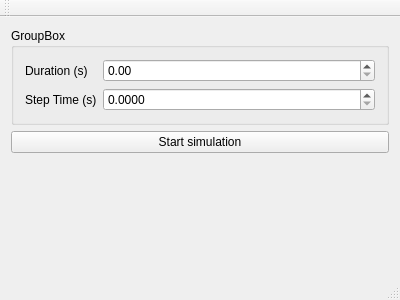
Before: the Qt Designer form gsim.ui in koalakoker/gSim, drawn with Qt 5.
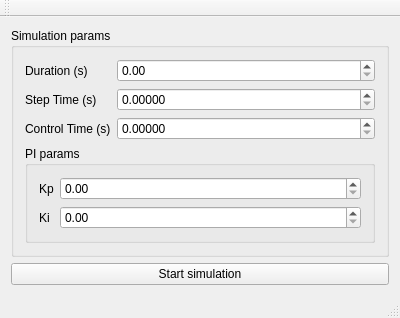
After: the same form once the commit is applied.

Diff of the .ui file:
```diff
--- a/gsim.ui
+++ b/gsim.ui
@@ -18,7 +18,7 @@
     <item>
      <widget class="QGroupBox" name="groupBox">
       <property name="title">
-       <string>GroupBox</string>
+       <string>Simulation params</string>
       </property>
       <layout class="QVBoxLayout" name="verticalLayout_2">
        <item>
@@ -43,12 +43,59 @@
          <item row="1" column="1">
           <widget class="QDoubleSpinBox" name="stepTime">
            <property name="decimals">
-            <number>4</number>
+            <number>5</number>
+           </property>
+          </widget>
+         </item>
+         <item row="2" column="0">
+          <widget class="QLabel" name="label_3">
+           <property name="text">
+            <string>Control Time (s)</string>
+           </property>
+          </widget>
+         </item>
+         <item row="2" column="1">
+          <widget class="QDoubleSpinBox" name="controlTime">
+           <property name="decimals">
+            <number>5</number>
            </property>
           </widget>
          </item>
         </layout>
        </item>
+       <item>
+        <widget class="QGroupBox" name="groupBox_2">
+         <property name="title">
+          <string>PI params</string>
+         </property>
+         <layout class="QVBoxLayout" name="verticalLayout_3">
+          <item>
+           <layout class="QFormLayout" name="formLayout_2">
+            <item row="0" column="0">
+             <widget class="QLabel" name="label_4">
+              <property name="text">
+               <string>Kp</string>
+              </property>
+             </widget>
+            </item>
+            <item row="1" column="0">
+             <widget class="QLabel" name="label_5">
+              <property name="text">
+               <string>Ki</string>
+              </property>
+             </widget>
+            </item>
+            <item row="0" column="1">
+             <widget class="QDoubleSpinBox" name="kp"/>
+            </item>
+            <item row="1" column="1">
+             <widget class="QDoubleSpinBox" name="ki"/>
+            </item>
+           </layout>
+          </item>
+         </layout>
+        </widget>
+       </item>
       </layout>
      </widget>
     </item>
```
